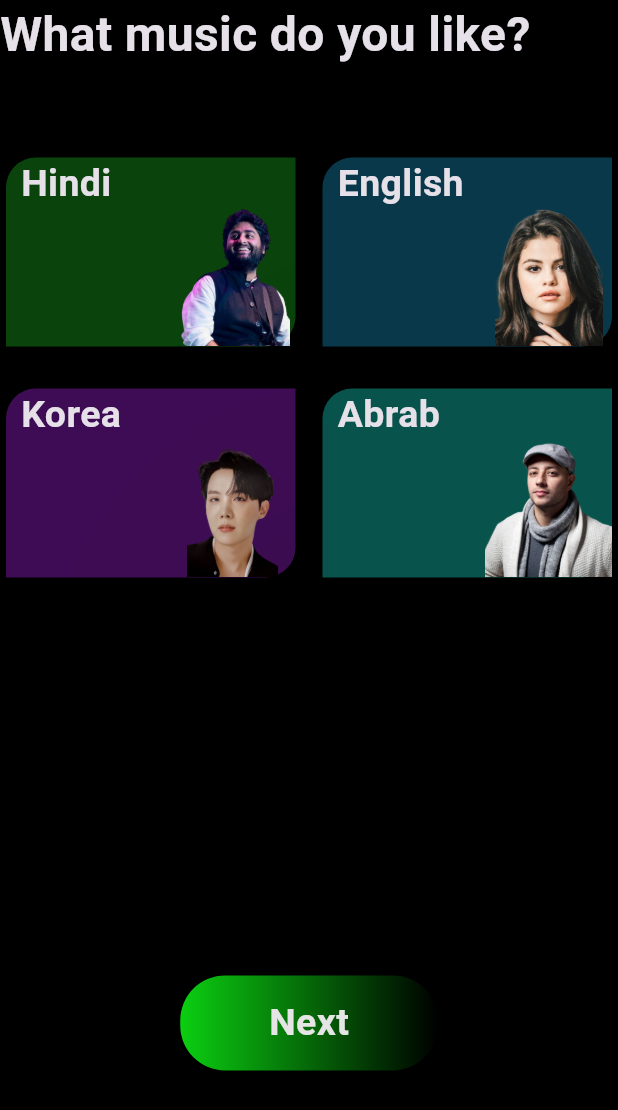
After one commit to TheAsiyaS/project_spotify, a Flutter app: the whatmusiclike screen opened directly, on a phone screen of 412 x 824 dp. The commit adds this screen. Shown: the top 1110 px of the screen. Run offline on Flutter 3.47's test engine with Material 3 defaults, Android fonts, the phone set to English and light mode, and no system bars; our stand-ins replace audioplayers, bloc, cloud_firestore, dartz, dio, firebase_auth and 10 more; accounts and stored records are empty; network calls fail.

Commit message:
ui for new user to choose their music taste ui

```diff
--- a/lib/widgets/loginwidget.dart
+++ b/lib/presentation/SignUpbasedUi/loginwidget.dart
@@ -6,9 +6,8 @@ import 'package:project_spotifyclone/widgets/rowtext.dart';
 import 'package:project_spotifyclone/widgets/texts.dart';
 
 import 'package:provider/provider.dart';
-
-class login_widget extends StatelessWidget {
-  const login_widget({
+class Login_widget extends StatelessWidget {
+  const Login_widget({
     super.key,
   });
 
--- a/lib/presentation/signIn_out/signup_ui.dart
+++ b/lib/presentation/SignUpbasedUi/signup_ui.dart
@@ -2,7 +2,7 @@ import 'dart:developer';
 
 import 'package:flutter/material.dart';
 import 'package:project_spotifyclone/widgets/image.dart';
-import 'package:project_spotifyclone/widgets/loginwidget.dart';
+import 'package:project_spotifyclone/presentation/SignUpbasedUi/loginwidget.dart';
 import 'package:project_spotifyclone/widgets/texts.dart';
 
 class screen_signIn extends StatelessWidget {
@@ -48,7 +48,7 @@ class screen_signIn extends StatelessWidget {
               SizedBox(
                 height: size.height / 8,
               ),
-              const login_widget()
+              const Login_widget()
             ],
           ),
         ),
--- a/lib/presentation/signIn_out/websignIn.dart
+++ b/lib/presentation/SignUpbasedUi/websignIn.dart
@@ -1,7 +1,7 @@
 import 'package:flutter/material.dart';
 import 'package:project_spotifyclone/core/colors.dart';
 import 'package:project_spotifyclone/widgets/image.dart';
-import 'package:project_spotifyclone/widgets/loginwidget.dart';
+import 'package:project_spotifyclone/presentation/SignUpbasedUi/loginwidget.dart';
 import 'package:project_spotifyclone/widgets/texts.dart';
 
 class webSignIn extends StatelessWidget {
@@ -57,7 +57,7 @@ class webSignIn extends StatelessWidget {
                   ),
                   Padding(
                     padding: EdgeInsets.symmetric(horizontal: size.width / 9),
-                    child: const login_widget(),
+                    child: const Login_widget(),
                   )
                 ],
               ),
--- /dev/null
+++ b/lib/presentation/SignUpbasedUi/whatmusiclike.dart
@@ -0,0 +1,90 @@
+// screen only show to new memebe of spotify
+
+
+import 'package:flutter/foundation.dart';
+import 'package:flutter/material.dart';
+import 'package:project_spotifyclone/core/buttons.dart';
+import 'package:project_spotifyclone/core/colors.dart';
+import 'package:project_spotifyclone/core/size.dart';
+import 'package:project_spotifyclone/core/url.dart';
+import 'package:project_spotifyclone/widgets/carditem.dart';
+import 'package:project_spotifyclone/widgets/texts.dart';
+
+class whatmusiclike extends StatelessWidget {
+  const whatmusiclike({super.key});
+
+  @override
+  Widget build(BuildContext context) {
+    final size = MediaQuery.of(context).size;
+    ValueNotifier<int?> selectedIndex = ValueNotifier(null);
+    bool userselect = true;
+
+    return Scaffold(
+      body: SafeArea(
+          child: Padding(
+        padding: EdgeInsets.symmetric(horizontal: kIsWeb ? size.width / 5 : 0),
+        child: Column(
+            crossAxisAlignment:
+                kIsWeb ? CrossAxisAlignment.center : CrossAxisAlignment.start,
+            children: [
+              text(
+                stringtext: 'What music do you like?',
+                fontSize: 32,
+              ),
+              SizedBox(
+                height: size.height / 15,
+              ),
+              SizedBox(
+                height: size.height / 1.5,
+                width: size.width,
+                child: ValueListenableBuilder(
+                    valueListenable: selectedIndex,
+                    builder: (context, value, _) {
+                      return GridView.count(
+                        crossAxisCount: 2,
+                        mainAxisSpacing: 20,
+                        crossAxisSpacing: 10,
+                        childAspectRatio: kIsWeb ? 2 : 6 / 4,
+                        children: List.generate(4, (index) {
+                          final isSelected = selectedIndex.value == index;
+                          return GestureDetector(
+                            onTap: () {
+                              selectedIndex.value = index;
+                              userselect = isSelected;
+                            },
+                            child: carditem(
+                              isselect: isSelected,
+                              size: size,
+                              fontsize: 25,
+                              cardtext: asign[index],
+                              img_url: singers[index],
+                              color: colorsinger[index],
+                              assetornet: true,
+                              rotate: 0,
+                              borderRadius: 0,
+                            ),
+                          );
+                        }),
+                      );
+                    }),
+              ),
+              userselect
+                  ? Align(
+                      alignment: Alignment.center,
+                      child: Container_button(
+                        height: size.height / 13,
+                        width: size.width / 2.4,
+                        buttontext: 'Next',
+                        id: 'whatmusicNEXT',
+                        color1: button_green,
+                        color2: black,
+                        fontsize: 25,
+                        textcolor: lightwhite,
+                      ),
+                    )
+                  : h10,
+            ]),
+      )),
+    );
+  }
+}
--- a/lib/presentation/home/home.dart
+++ b/lib/presentation/home/home.dart
@@ -10,7 +10,7 @@ import 'package:project_spotifyclone/core/Ids.dart';
 import 'package:project_spotifyclone/core/colors.dart';
 import 'package:project_spotifyclone/core/icons.dart';
 import 'package:project_spotifyclone/core/size.dart';
-import 'package:project_spotifyclone/presentation/signIn_out/signup_ui.dart';
+import 'package:project_spotifyclone/presentation/SignUpbasedUi/signup_ui.dart';
 import 'package:project_spotifyclone/widgets/home_gridview.dart';
 import 'package:project_spotifyclone/widgets/iconbutton.dart';
 import 'package:project_spotifyclone/widgets/snapWaiting.dart';
--- a/lib/presentation/signIn_out/SignOut.dart
+++ /dev/null
@@ -1,61 +0,0 @@
-
-import 'package:flutter/material.dart';
-import 'package:project_spotifyclone/core/colors.dart';
-import 'package:project_spotifyclone/core/currentuser_detail.dart';
-import 'package:project_spotifyclone/widgets/texts.dart';
-
-import '../../core/size.dart';
-
-
-
-
-// ignore: camel_case_types
-class Dropdown_signout extends StatefulWidget {
-  const Dropdown_signout({super.key});
-
-  @override
-  _Dropdown_signoutState createState() => _Dropdown_signoutState();
-}
-
-class _Dropdown_signoutState extends State<Dropdown_signout> {
-
-  final List<String> _items = [
-    'Option 1',
-    'Sign Out',
-    'Option 3',
-    'Option 4',
-  ];
-
-  @override
-  Widget build(BuildContext context) {
-    return Scaffold(
-      appBar: AppBar(
-        title: const Text('Dropdown Example'),
-      ),
-      body: Center(
-        child: DropdownButton<String>(
-          //    value: _selectedItem,
-          underline: h10,
-          icon: CircleAvatar(
-            radius: 15,
-            backgroundColor: spotify_green,
-            child: text(
-              stringtext: CurrentUserData!.displayName![0],
-            ),
-          ),
-          onChanged: (String? newValue) {
-            if (newValue == 'Sign Out') {
-
-            }
-          },
-          items: _items.map((String item) {
-            return DropdownMenuItem<String>(
-              value: item,
-              child: Text(item),
-            );
-          }).toList(),
-        ),
-      ),
-    );
-  }
-}
--- /dev/null
+++ b/lib/widgets/carditem.dart
@@ -0,0 +1,85 @@
+import 'package:flutter/foundation.dart';
+import 'package:flutter/material.dart';
+import 'package:project_spotifyclone/core/colors.dart';
+import 'package:project_spotifyclone/core/size.dart';
+import 'package:project_spotifyclone/core/url.dart';
+import 'package:project_spotifyclone/widgets/image.dart';
+import 'package:project_spotifyclone/widgets/texts.dart';
+
+
+// ignore: must_be_immutable
+class carditem extends StatelessWidget {
+  carditem({
+    super.key,
+    this.color,
+    this.img_url,
+    this.cardtext,
+    required this.size,
+    this.fontsize,
+    required this.isselect,
+    required this.assetornet,
+    required this.rotate,
+    required this.borderRadius,
+  });
+
+  Color? color;
+  String? cardtext;
+  String? img_url;
+  final size;
+  double? fontsize;
+  final bool isselect;
+  final bool assetornet;
+  final double rotate;
+  final double borderRadius;
+  @override
+  Widget build(BuildContext context) {
+    return Card(
+      shape: const RoundedRectangleBorder(
+        borderRadius: BorderRadius.only(
+            topLeft: Radius.circular(20), bottomRight: Radius.circular(20)),
+      ),
+      color: color,
+      elevation: 90,
+      child: Stack(
+        children: [
+          Row(
+            crossAxisAlignment: CrossAxisAlignment.start,
+            children: [
+              kIsWeb ? w30 : w10,
+              text(
+                stringtext: cardtext ?? '',
+                fontSize: fontsize,
+              ),
+              const Spacer(),
+              Visibility(
+                  visible: isselect, child: const Icon(Icons.check_circle)),
+            ],
+          ),
+          Positioned(
+            left: kIsWeb ? size.width / 300 : size.width / 5,
+            top: kIsWeb ? size.height / 22 : size.height / 25,
+            child: RotationTransition(
+              turns: AlwaysStoppedAnimation(rotate / 360),
+              child: assetornet
+                  ? show_image(
+                      size: size,
+                      height: kIsWeb ? 4 : 8,
+                      width: kIsWeb ? 2 : 3,
+                      img_url: img_url ?? noImg,
+                      borderRadius: borderRadius)
+                  : show_networkimage(
+                      color1: transparent,
+                      color2: transparent,
+                      opacity: 5,
+                      size: size,
+                      height: 8,
+                      width: 3,
+                      img_url: img_url ?? noImg,
+                      borderRadius: borderRadius),
+            ),
+          ),
+        ],
+      ),
+    );
+  }
+}
```
